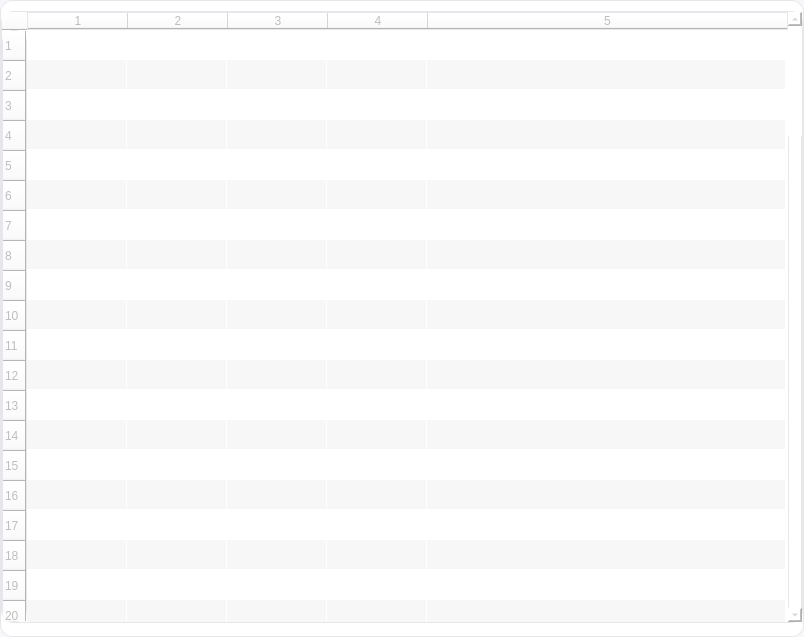
vaxson/Presence_Attandance_Tracker, file ui/users.ui: the form before one commit.
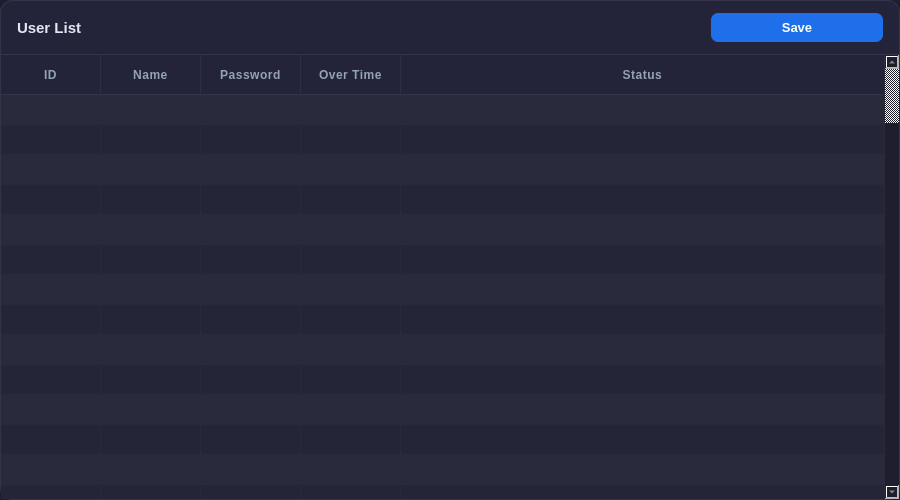
The form after the commit.

```diff
--- a/ui/users.ui
+++ b/ui/users.ui
@@ -9,16 +9,21 @@
    <rect>
     <x>0</x>
     <y>0</y>
-    <width>804</width>
-    <height>637</height>
+    <width>900</width>
+    <height>500</height>
    </rect>
   </property>
+  <property name="maximumSize">
+   <size>
+    <width>900</width>
+    <height>600</height>
+   </size>
+  </property>
   <property name="windowTitle">
    <string>Form</string>
   </property>
   <property name="styleSheet">
-   <string notr="true">background-color: #F5F7FA;
-</string>
+   <string notr="true">background-color: #1e1e2f;</string>
   </property>
   <layout class="QHBoxLayout" name="horizontalLayout">
    <property name="spacing">
@@ -38,12 +43,19 @@
    </property>
    <item>
     <widget class="QFrame" name="frame">
+     <property name="minimumSize">
+      <size>
+       <width>0</width>
+       <height>200</height>
+      </size>
+     </property>
      <property name="styleSheet">
       <string notr="true">
-    background-color: #FFFFFF;
+QFrame#frame {
+    background-color: #2a2a3d;
     border-radius: 12px;
-    border: 1px solid #E5E7EB;
-
+    border: 1px solid #33334d;
+}
 </string>
      </property>
      <property name="frameShape">
@@ -52,22 +64,122 @@
      <property name="frameShadow">
       <enum>QFrame::Raised</enum>
      </property>
-     <layout class="QVBoxLayout" name="verticalLayout" stretch="0">
+     <layout class="QHBoxLayout" name="horizontalLayout_4">
+      <property name="leftMargin">
+       <number>0</number>
+      </property>
+      <property name="topMargin">
+       <number>0</number>
+      </property>
+      <property name="rightMargin">
+       <number>0</number>
+      </property>
+      <property name="bottomMargin">
+       <number>0</number>
+      </property>
+      <item>
+       <layout class="QVBoxLayout" name="verticalLayout">
       <property name="spacing">
        <number>0</number>
       </property>
+        <item>
+         <widget class="QFrame" name="frame_2">
+          <property name="styleSheet">
+           <string notr="true">
+QFrame#frame_2 {
+    background-color: #23233a;
+    border-radius: 0px;
+    border-top-left-radius: 12px;
+    border-top-right-radius: 12px;
+    border-bottom: 1px solid #33334d;
+}
+</string>
+          </property>
+          <property name="frameShape">
+           <enum>QFrame::StyledPanel</enum>
+          </property>
+          <property name="frameShadow">
+           <enum>QFrame::Raised</enum>
+          </property>
+          <layout class="QHBoxLayout" name="horizontalLayout_3">
       <property name="leftMargin">
-       <number>0</number>
+            <number>16</number>
       </property>
       <property name="topMargin">
-       <number>10</number>
+            <number>12</number>
       </property>
       <property name="rightMargin">
-       <number>0</number>
+            <number>16</number>
       </property>
       <property name="bottomMargin">
-       <number>13</number>
-      </property>
+            <number>12</number>
+           </property>
+           <item>
+            <layout class="QHBoxLayout" name="horizontalLayout_2" stretch="2,2,1">
+             <item>
+              <widget class="QLabel" name="users_label">
+               <property name="styleSheet">
+                <string notr="true">
+color: #e2e8f0;
+font-size: 15px;
+font-weight: 700;
+border: none;
+background-color: transparent;
+</string>
+               </property>
+               <property name="text">
+                <string>User List</string>
+               </property>
+              </widget>
+             </item>
+             <item>
+              <spacer name="horizontalSpacer">
+               <property name="orientation">
+                <enum>Qt::Horizontal</enum>
+               </property>
+               <property name="sizeHint" stdset="0">
+                <size>
+                 <width>598</width>
+                 <height>20</height>
+                </size>
+               </property>
+              </spacer>
+             </item>
+             <item>
+              <widget class="QPushButton" name="Save_button">
+               <property name="styleSheet">
+                <string notr="true">
+QPushButton {
+    background-color: #1f6fea;
+    color: white;
+    border: none;
+    border-radius: 7px;
+    padding: 7px 18px;
+    font-size: 13px;
+    font-weight: 600;
+    min-width: 70px;
+}
+
+QPushButton:hover {
+    background-color: #4da3ff;
+    color: white;
+}
+
+QPushButton:pressed {
+    background-color: #1558c0;
+}
+</string>
+               </property>
+               <property name="text">
+                <string>Save</string>
+               </property>
+              </widget>
+             </item>
+            </layout>
+           </item>
+          </layout>
+         </widget>
+        </item>
       <item>
        <widget class="QTableWidget" name="tableWidget">
         <property name="enabled">
@@ -75,7 +187,7 @@
         </property>
         <property name="font">
          <font>
-          <pointsize>10</pointsize>
+            <pointsize>-1</pointsize>
           <stylestrategy>PreferAntialias</stylestrategy>
          </font>
         </property>
@@ -86,7 +198,118 @@
          <bool>true</bool>
         </property>
         <property name="styleSheet">
-         <string notr="true"/>
+           <string notr="true">
+/* ── Table body ── */
+QTableWidget {
+    background-color: #2a2a3d;
+    alternate-background-color: #252538;
+    color: white;
+    border: none;
+    border-radius: 0px;
+    gridline-color: transparent;
+    selection-background-color: #1f6fea;
+    selection-color: white;
+    font-size: 13px;
+    outline: none;
+}
+
+QTableWidget::item {
+    padding: 6px 10px;
+    border: none;
+    color: #cbd5e1;
+}
+
+QTableWidget::item:selected {
+    background-color: #1f6fea;
+    color: white;
+}
+
+QTableWidget::item:hover {
+    background-color: #33334d;
+    color: #e2e8f0;
+}
+
+/* ── Horizontal header ── */
+QHeaderView::section {
+    background-color: #23233a;
+    color: #94a3b8;
+    font-size: 12px;
+    font-weight: 700;
+    letter-spacing: 0.5px;
+    text-transform: uppercase;
+    padding: 8px 10px;
+    border: none;
+    border-bottom: 1px solid #33334d;
+    border-right: 1px solid #2e2e47;
+}
+
+QHeaderView::section:hover {
+    background-color: #2a2a3d;
+    color: #e2e8f0;
+}
+
+QHeaderView::section:checked {
+    background-color: #1f6fea;
+    color: white;
+}
+
+QHeaderView {
+    background-color: #23233a;
+    border: none;
+}
+
+/* ── Scrollbars ── */
+QScrollBar:vertical {
+    background-color: #1e1e2f;
+    width: 8px;
+    border-radius: 4px;
+    margin: 0px;
+}
+
+QScrollBar::handle:vertical {
+    background-color: #3a3a55;
+    border-radius: 4px;
+    min-height: 30px;
+}
+
+QScrollBar::handle:vertical:hover {
+    background-color: #4da3ff;
+}
+
+QScrollBar::add-line:vertical,
+QScrollBar::sub-line:vertical {
+    height: 0px;
+}
+
+QScrollBar:horizontal {
+    background-color: #1e1e2f;
+    height: 8px;
+    border-radius: 4px;
+    margin: 0px;
+}
+
+QScrollBar::handle:horizontal {
+    background-color: #3a3a55;
+    border-radius: 4px;
+    min-width: 30px;
+}
+
+QScrollBar::handle:horizontal:hover {
+    background-color: #4da3ff;
+}
+
+QScrollBar::add-line:horizontal,
+QScrollBar::sub-line:horizontal {
+    width: 0px;
+}
+
+/* ── Corner widget ── */
+QTableCornerButton::section {
+    background-color: #23233a;
+    border: none;
+}
+
+</string>
         </property>
         <property name="frameShadow">
          <enum>QFrame::Sunken</enum>
@@ -164,7 +387,7 @@
          <bool>true</bool>
         </attribute>
         <attribute name="verticalHeaderVisible">
-         <bool>true</bool>
+           <bool>false</bool>
         </attribute>
         <attribute name="verticalHeaderCascadingSectionResizes">
          <bool>true</bool>
@@ -275,12 +498,64 @@
         <row/>
         <row/>
         <row/>
-        <column/>
-        <column/>
-        <column/>
-        <column/>
-        <column/>
-       </widget>
+          <column>
+           <property name="text">
+            <string>ID</string>
+           </property>
+           <property name="font">
+            <font>
+             <pointsize>12</pointsize>
+             <bold>true</bold>
+            </font>
+           </property>
+          </column>
+          <column>
+           <property name="text">
+            <string>Name</string>
+           </property>
+           <property name="font">
+            <font>
+             <pointsize>12</pointsize>
+             <bold>true</bold>
+            </font>
+           </property>
+          </column>
+          <column>
+           <property name="text">
+            <string>Password</string>
+           </property>
+           <property name="font">
+            <font>
+             <pointsize>12</pointsize>
+             <bold>true</bold>
+            </font>
+           </property>
+          </column>
+          <column>
+           <property name="text">
+            <string>Over Time</string>
+           </property>
+           <property name="font">
+            <font>
+             <pointsize>12</pointsize>
+             <bold>true</bold>
+            </font>
+           </property>
+          </column>
+          <column>
+           <property name="text">
+            <string>Status</string>
+           </property>
+           <property name="font">
+            <font>
+             <pointsize>12</pointsize>
+             <bold>true</bold>
+            </font>
+           </property>
+          </column>
+         </widget>
+        </item>
+       </layout>
       </item>
      </layout>
     </widget>
```
Left out of the diff: 3 changed lines with no effect on the pictures. Lines whose indentation alone changed are shown as unchanged.
